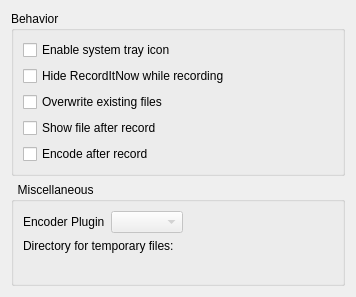
Qt form src/ui/settings.ui (hippich/recorditnow) before a commit.
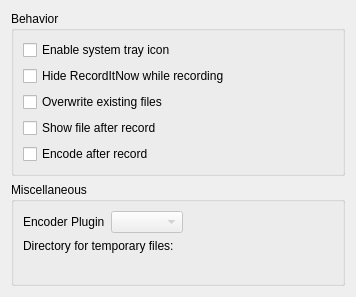
The same form after that commit. Custom widgets are drawn as their Qt base class.

The edit to the form file:
```diff
--- a/src/ui/settings.ui
+++ b/src/ui/settings.ui
@@ -64,7 +64,7 @@
    <item row="1" column="0">
     <widget class="QGroupBox" name="groupBox_2">
      <property name="title">
-      <string>	 Miscellaneous</string>
+      <string>Miscellaneous</string>
      </property>
      <layout class="QFormLayout" name="formLayout_4">
       <property name="fieldGrowthPolicy">
```
